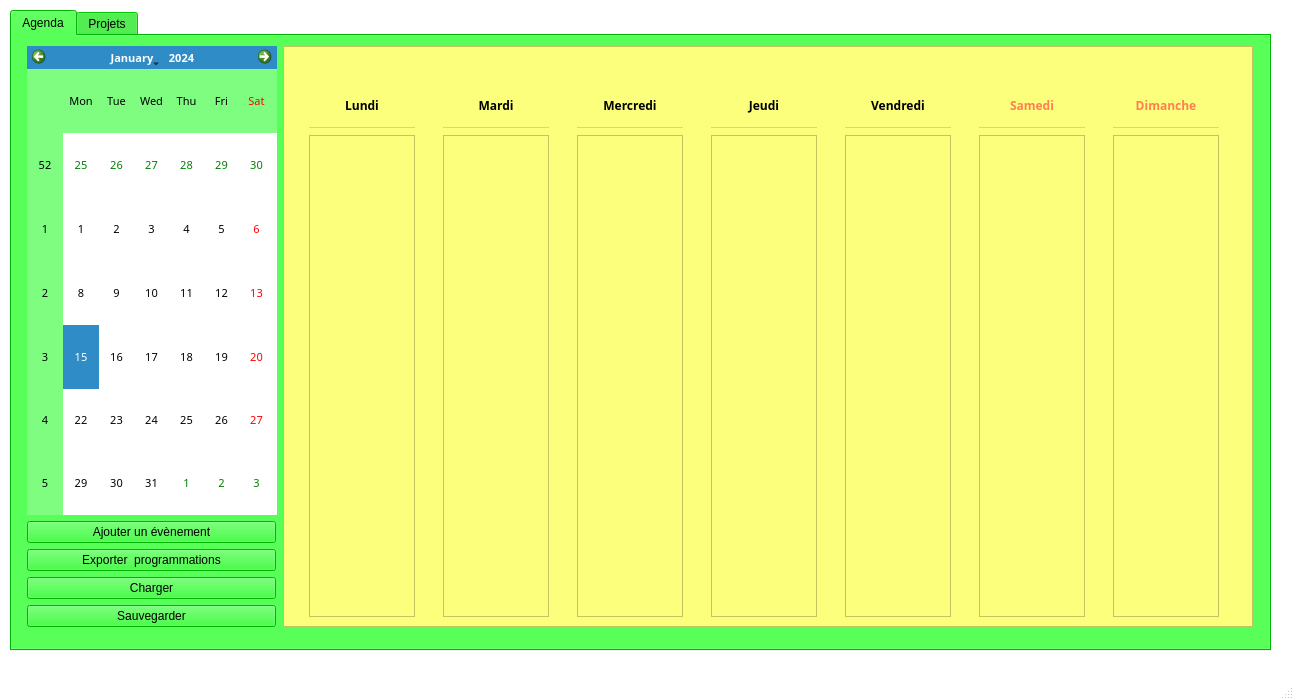
Qt form src/mainwindow.ui (sowlosc/ProjectCalendar) before a commit.
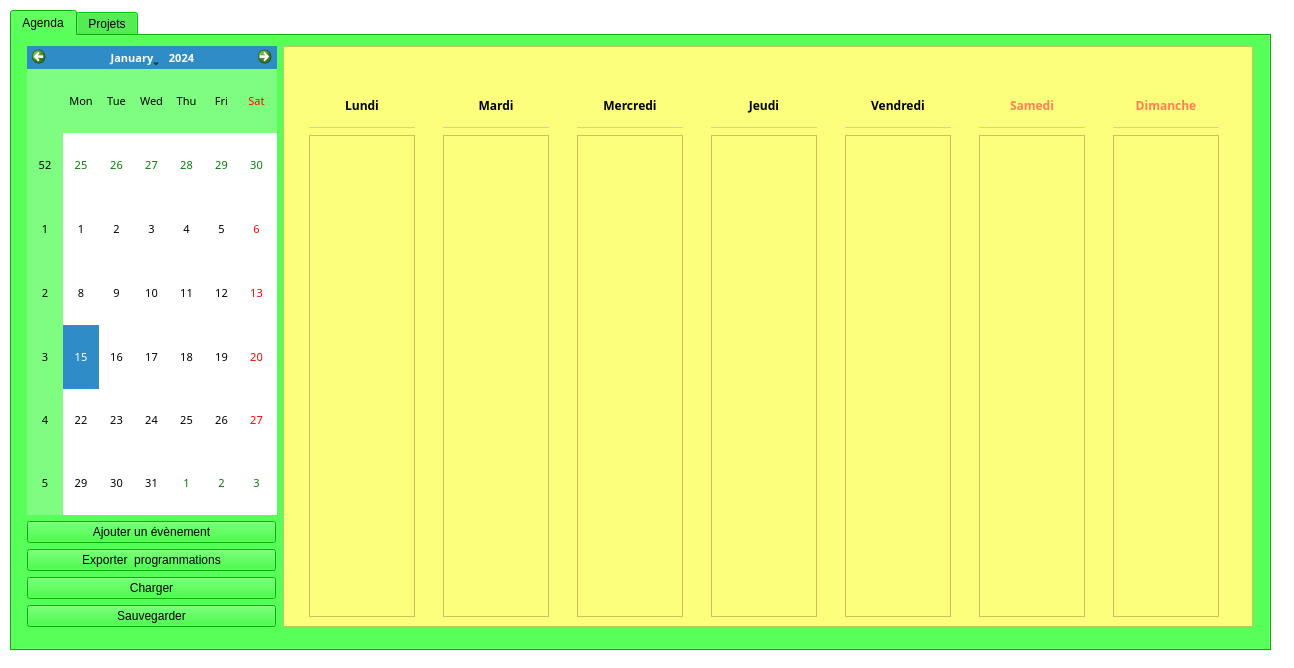
The same form after that commit.

```diff
--- a/src/mainwindow.ui
+++ b/src/mainwindow.ui
@@ -7,19 +7,19 @@
     <x>0</x>
     <y>0</y>
     <width>1294</width>
-    <height>700</height>
+    <height>668</height>
    </rect>
   </property>
   <property name="minimumSize">
    <size>
     <width>1000</width>
-    <height>0</height>
+    <height>668</height>
    </size>
   </property>
   <property name="maximumSize">
    <size>
     <width>1500</width>
-    <height>16777215</height>
+    <height>668</height>
    </size>
   </property>
   <property name="palette">
@@ -5468,7 +5468,6 @@
     </widget>
    </widget>
   </widget>
-  <widget class="QStatusBar" name="statusbar"/>
   <widget class="QMenuBar" name="menubar">
    <property name="geometry">
     <rect>
```
